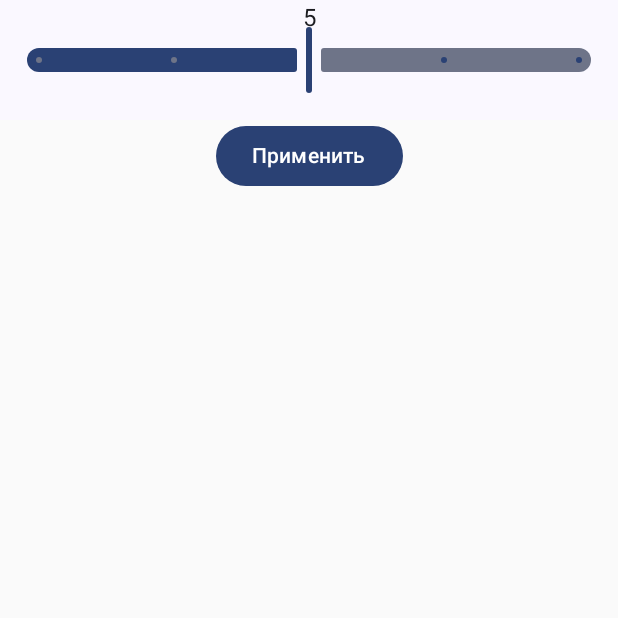
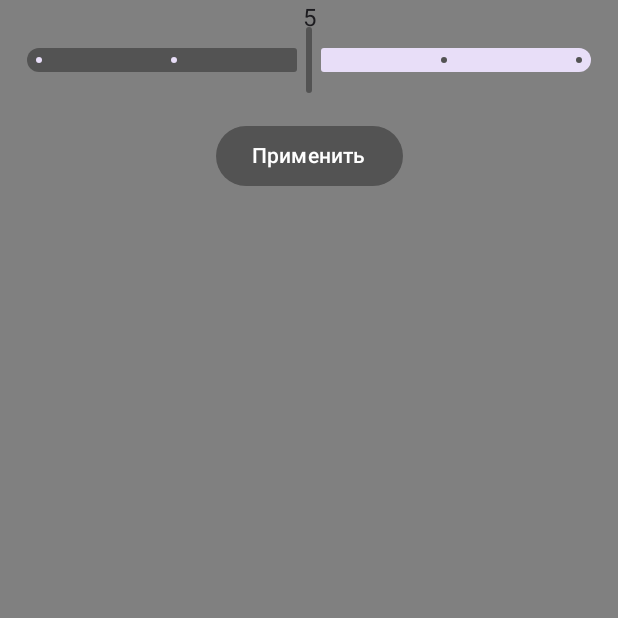
Before and after one commit to DannyBurge/WordsGame, an Android app built with Jetpack Compose: the screen it shows after launch (MainActivity), after a tap on "Настройки", on a phone screen of 412 x 824 dp, the top half of it. Run offline under Robolectric (Android 15) with nearby library versions, the phone set to English and light mode, and no system bars; our stand-ins replace Room's generated code, constraintlayout-compose, livedata-compose.

```diff
--- a/app/build.gradle
+++ b/app/build.gradle
@@ -16,7 +16,7 @@ android {
         targetSdk 32
 
         versionCode 2
-        versionName "1.1"
+        versionName "1.2"
 
         testInstrumentationRunner "androidx.test.runner.AndroidJUnitRunner"
         vectorDrawables {
--- a/app/src/main/AndroidManifest.xml
+++ b/app/src/main/AndroidManifest.xml
@@ -17,7 +17,6 @@
         <activity
             android:name="com.danny.burge.wordsgame.ui.main.MainActivity"
             android:exported="true"
-            android:label="@string/app_name"
             android:theme="@style/Theme.WordsGame">
             <intent-filter>
                 <action android:name="android.intent.action.MAIN" />
--- a/app/src/main/java/com/danny/burge/wordsgame/constants/Constants.kt
+++ b/app/src/main/java/com/danny/burge/wordsgame/constants/Constants.kt
@@ -21,7 +21,9 @@ Integer constants
 */
 const val DIFFICULTY_DEFAULT = 5
 const val ATTEMPT_NUMBER_DEFAULT = DIFFICULTY_DEFAULT
-const val LETTER_FULL_OPEN = 2
+const val LETTER_ON_SPOT_CODE = 2
+const val LETTER_IN_WORD_CODE = 1
+const val LETTER_NOT_IN_WORD_CODE = 0
 /*
 Alias constants
 */
--- a/app/src/main/java/com/danny/burge/wordsgame/ui/elements/SliderWithText.kt
+++ b/app/src/main/java/com/danny/burge/wordsgame/ui/elements/SliderWithText.kt
@@ -2,6 +2,7 @@ package com.danny.burge.wordsgame.ui.elements
 
 import androidx.compose.foundation.layout.fillMaxWidth
 import androidx.compose.foundation.layout.padding
+import androidx.compose.material3.MaterialTheme
 import androidx.compose.material3.Slider
 import androidx.compose.material3.Surface
 import androidx.compose.material3.Text
@@ -13,7 +14,7 @@ import androidx.compose.ui.unit.dp
 @Composable
 fun SliderWithTextValue(modifier: Modifier, defaultValue: Int, onValueChanged: () -> Unit): Float {
     var sliderPosition by remember { mutableStateOf(defaultValue.toFloat()) }
-    Surface(modifier = modifier) {
+    Surface(modifier = modifier, color = MaterialTheme.colorScheme.background) {
         Text(
             modifier = Modifier
                 .fillMaxWidth(),
--- a/app/src/main/java/com/danny/burge/wordsgame/ui/main/compose/MainActivityCompose.kt
+++ b/app/src/main/java/com/danny/burge/wordsgame/ui/main/compose/MainActivityCompose.kt
@@ -1,6 +1,11 @@
 package com.danny.burge.wordsgame.ui.main.compose
 
+import androidx.compose.foundation.background
+import androidx.compose.foundation.layout.Box
+import androidx.compose.foundation.layout.fillMaxSize
+import androidx.compose.material3.MaterialTheme
 import androidx.compose.runtime.Composable
+import androidx.compose.ui.Modifier
 import androidx.navigation.NavController
 import androidx.navigation.compose.NavHost
 import androidx.navigation.compose.composable
@@ -23,6 +28,7 @@ fun GameUI(
     goToMainScreen: NavigationFunc
 ): NavController {
     val navController = rememberNavController()
+    Box(Modifier.fillMaxSize().background(MaterialTheme.colorScheme.background)) {
         NavHost(navController = navController, startDestination = MAIN_SCREEN) {
             composable(MAIN_SCREEN) {
                 MainScreenCompose(
@@ -42,6 +48,6 @@ fun GameUI(
                 )
             }
         }
-
+    }
     return navController
 }
--- a/app/src/main/java/com/danny/burge/wordsgame/ui/screens/main/MainScreenViewModel.kt
+++ b/app/src/main/java/com/danny/burge/wordsgame/ui/screens/main/MainScreenViewModel.kt
@@ -7,7 +7,7 @@ import androidx.lifecycle.ViewModel
 import androidx.lifecycle.viewModelScope
 import com.danny.burge.wordsgame.WordsGameApp
 import com.danny.burge.wordsgame.constants.DEBUG_LOG_TAG
-import com.danny.burge.wordsgame.constants.LETTER_FULL_OPEN
+import com.danny.burge.wordsgame.constants.LETTER_ON_SPOT_CODE
 import com.danny.burge.wordsgame.database.models.Word
 import com.danny.burge.wordsgame.ui.model.Answer
 import kotlinx.coroutines.Dispatchers
@@ -16,7 +16,7 @@ import kotlinx.coroutines.launch
 
 class MainScreenViewModel : ViewModel() {
 
-    lateinit var wordsDataBase: List<Word>
+    private lateinit var wordsDataBase: List<Word>
 
     private val _currentSecretWord = MutableLiveData<String?>()
     val currentSecretWord: LiveData<String?> get() = _currentSecretWord
@@ -72,7 +72,7 @@ class MainScreenViewModel : ViewModel() {
         valueToPost[attempt].apply {
             word = wordForCheck
             colorMask = wordMask
-            isCompletelyOpen = wordMask.minOrNull() == LETTER_FULL_OPEN
+            isCompletelyOpen = wordMask.minOrNull() == LETTER_ON_SPOT_CODE
         }
 
         _answers.value!!.clear()
--- a/app/src/main/java/com/danny/burge/wordsgame/ui/screens/settings/SettingsScreenViewModel.kt
+++ b/app/src/main/java/com/danny/burge/wordsgame/ui/screens/settings/SettingsScreenViewModel.kt
@@ -19,6 +19,7 @@ class SettingsScreenViewModel(private val context: Context) : ViewModel() {
         Log.d(DEBUG_LOG_TAG, "onGameSettingsChanged")
         WordsGameApp.gameDifficulty = gameDifficulty
         WordsGameApp.attemptNumber = attemptNumber
+        saveSettings()
     }
 
     fun onAppClosed() {
--- a/app/src/main/java/com/danny/burge/wordsgame/ui/theme/Color.kt
+++ b/app/src/main/java/com/danny/burge/wordsgame/ui/theme/Color.kt
@@ -10,10 +10,15 @@ val Purple40 = Color(0xFF6650a4)
 val PurpleGrey40 = Color(0xFF625b71)
 val Pink40 = Color(0xFF7D5260)
 
-val LetterOnSpotColor = Color(0xFF66BB6A)
-val LetterInWordColor = Color(0xFFFFEE58)
+val WordGamePrimaryColor = Color(0xFF535353)
+
+val LetterOnSpotColor = Color(0xFFDCEDC8)
+val LetterInWordColor = Color(0xFFFFECB3)
 val LetterColor = Color(0xFFFFFFFF)
 
 val LetterOnSpotColorBlocked = Color(0xFFA5D6A7)
 val LetterInWordColorBlocked = Color(0xFFFFF59D)
-val LetterColorBlocked = Color(0xFFE0F2F1)
+val LetterColorBlocked = Color(0x99FFFFFF)
+
+val BackgroundOnSelectedRow = Color(0x40000000)
+val LetterSelectedBackgroundColor = Color(0xFFFF9696)
--- a/app/src/main/java/com/danny/burge/wordsgame/ui/theme/Styles.kt
+++ b/app/src/main/java/com/danny/burge/wordsgame/ui/theme/Styles.kt
@@ -8,7 +8,7 @@ import androidx.compose.ui.unit.sp
 val letterStyle = TextStyle(
 fontFamily = FontFamily.Default,
 fontWeight = FontWeight.Normal,
-fontSize = 32.sp,
+fontSize = 24.sp,
 lineHeight = 24.sp,
 letterSpacing = 0.5.sp
 )
--- a/app/src/main/java/com/danny/burge/wordsgame/ui/theme/Theme.kt
+++ b/app/src/main/java/com/danny/burge/wordsgame/ui/theme/Theme.kt
@@ -23,13 +23,13 @@ private val DarkColorScheme = darkColorScheme(
 )
 
 private val LightColorScheme = lightColorScheme(
-    primary = Purple40,
+    primary = WordGamePrimaryColor,
     secondary = PurpleGrey40,
     tertiary = Pink40,
 
     // Other default colors to override
-    background = Color(0xFFFFFBFE),
-    surface = Color(0xFFFFFBFE),
+    background = Color(0xFF808080),
+//    surface = Color(0xFFFFFBFE),
     onPrimary = Color.White,
     onSecondary = Color.White,
     onTertiary = Color.White,
@@ -42,7 +42,7 @@ private val LightColorScheme = lightColorScheme(
 fun WordsGameTheme(
     darkTheme: Boolean = false, //isSystemInDarkTheme(),
     // Dynamic color is available on Android 12+
-    dynamicColor: Boolean = true,
+    dynamicColor: Boolean = false,
     content: @Composable () -> Unit
 ) {
     val colorScheme = when {
```
Also changed, not shown: app/src/main/java/com/danny/burge/wordsgame/ui/elements/LetterRow.kt (added, +41 -0 lines), app/src/main/java/com/danny/burge/wordsgame/ui/elements/keyboard/Key.kt (added, +46 -0 lines), app/src/main/java/com/danny/burge/wordsgame/ui/elements/keyboard/KeyRow.kt (added, +35 -0 lines), app/src/main/java/com/danny/burge/wordsgame/ui/elements/keyboard/Keyboard.kt (added, +86 -0 lines), app/src/main/java/com/danny/burge/wordsgame/ui/model/KeyboardKey.kt (added, +8 -0 lines). Lines whose indentation alone changed are shown as unchanged.
